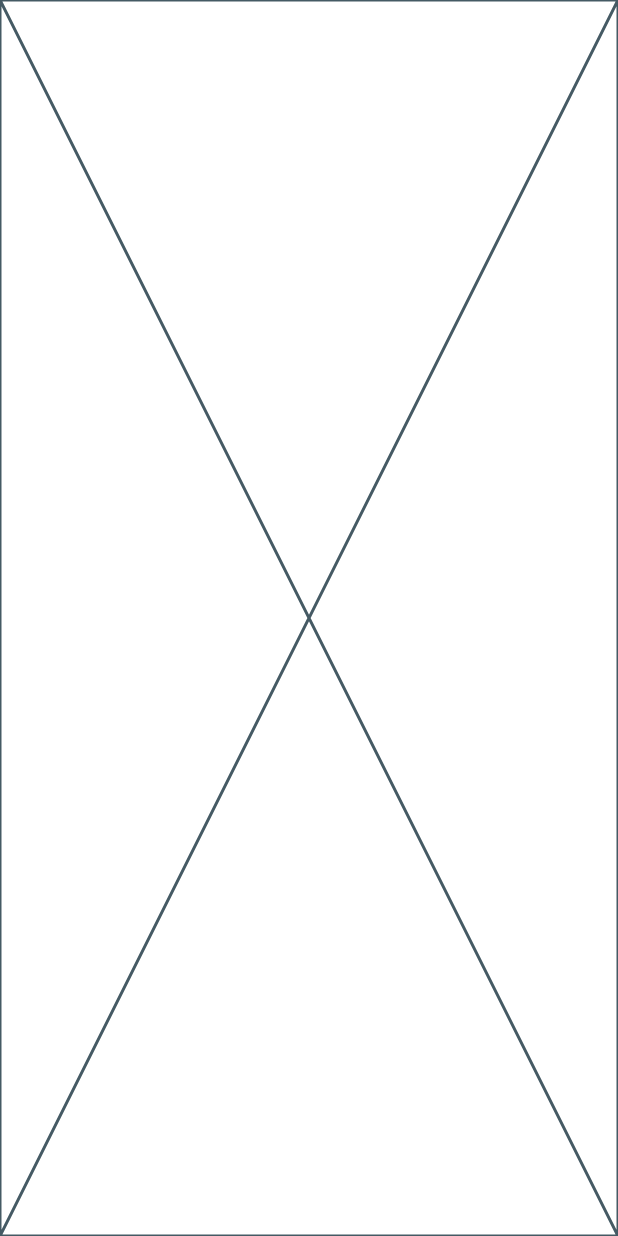
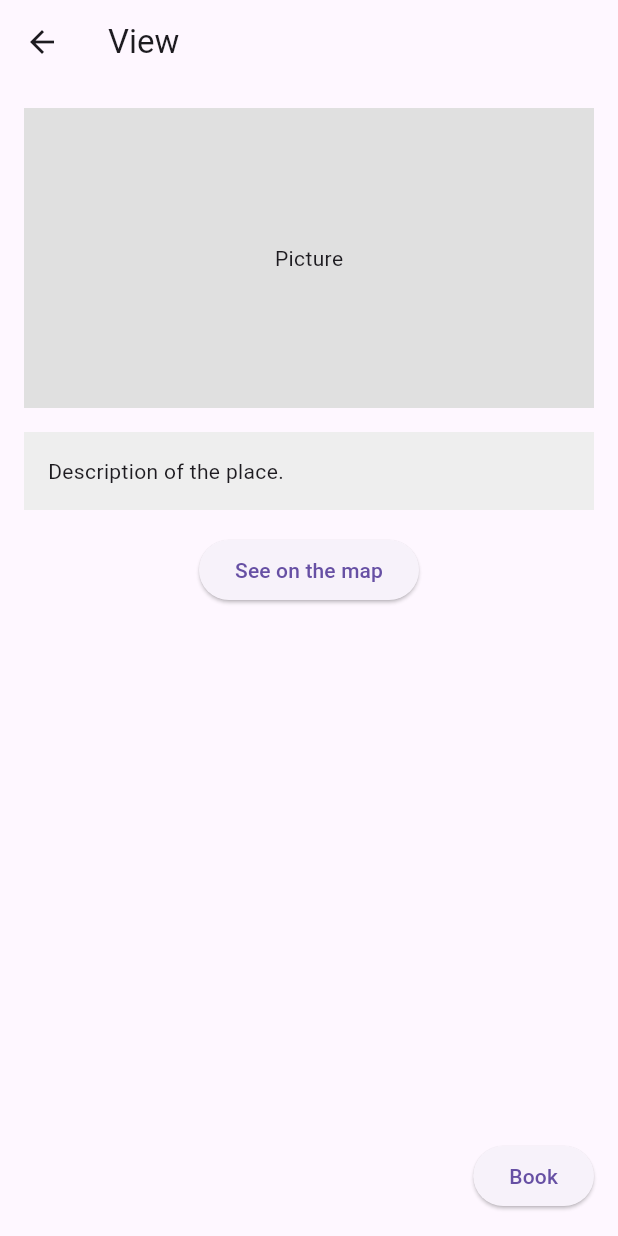
Before and after one commit to vinod281/travel_application, a Flutter app: the screen it shows after launch, on a phone screen of 412 x 824 dp. Run offline on Flutter 3.47's test engine with Material 3 defaults, Android fonts, the phone set to English and light mode, and no system bars.

Commit message:
develop view page

```diff
--- /dev/null
+++ b/lib/ViewPage.dart
@@ -0,0 +1,46 @@
+import 'package:flutter/material.dart';
+
+
+class ViewPage extends StatelessWidget {
+  @override
+  Widget build(BuildContext context) {
+    return Scaffold(
+      appBar: AppBar(title: Text("View")),
+      body: Padding(
+        padding: const EdgeInsets.all(16.0),
+        child: Column(
+          crossAxisAlignment: CrossAxisAlignment.center,
+          children: [
+            Container(
+              height: 200,
+              width: double.infinity,
+              color: Colors.grey[300],
+              alignment: Alignment.center,
+              child: Text("Picture"),
+            ),
+            SizedBox(height: 16),
+            Container(
+              padding: EdgeInsets.all(16),
+              width: double.infinity,
+              color: Colors.grey[200],
+              child: Text("Description of the place."),
+            ),
+            SizedBox(height: 16),
+            ElevatedButton(
+              onPressed: () {},
+              child: Text("See on the map"),
+            ),
+            Spacer(),
+            Align(
+              alignment: Alignment.bottomRight,
+              child: ElevatedButton(
+                onPressed: () {},
+                child: Text("Book"),
+              ),
+            ),
+          ],
+        ),
+      ),
+    );
+  }
+}
--- a/lib/main.dart
+++ b/lib/main.dart
@@ -1,11 +1,13 @@
 import 'package:flutter/material.dart';
+import 'package:travel_app/ViewPage.dart';
 import 'package:travel_app/homePage.dart';
 
 void main() {
   runApp(MaterialApp(
-    initialRoute: '/',
+    initialRoute: '/viewPage',
     routes: {
       '/': (context) => Home(),
+      '/viewPage':(context) => ViewPage()
     },
   ));
 }
```
